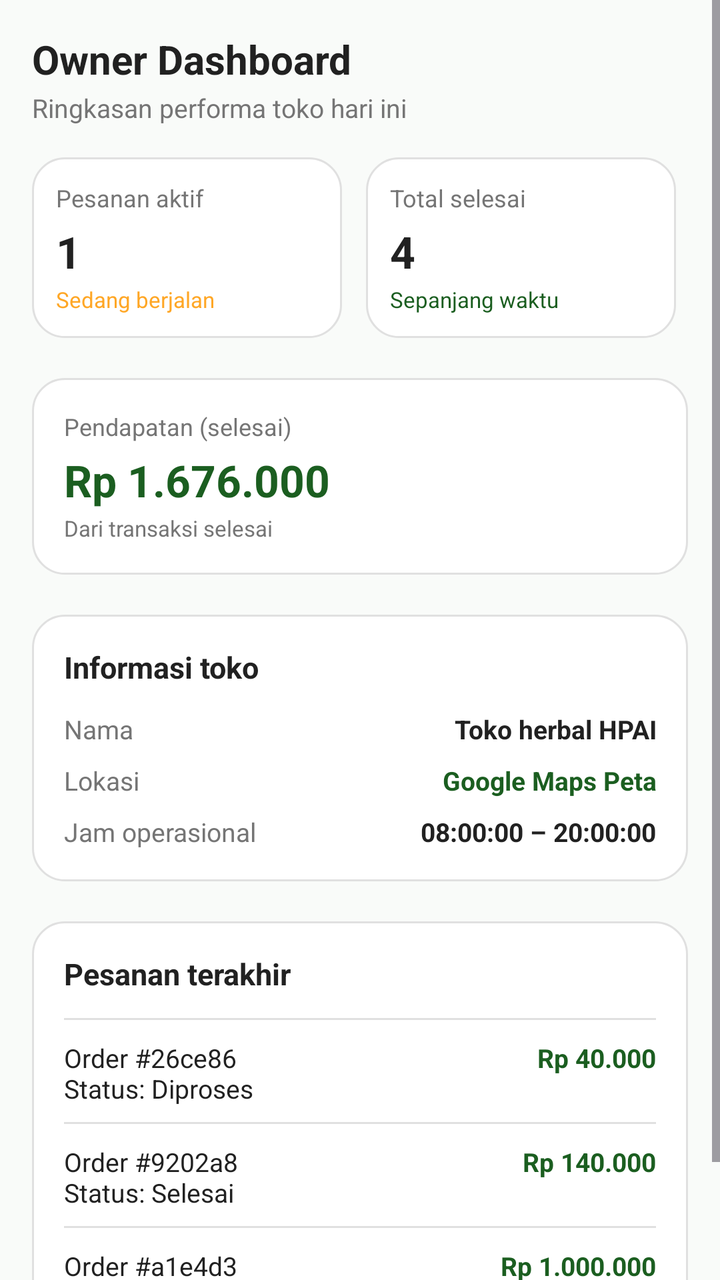
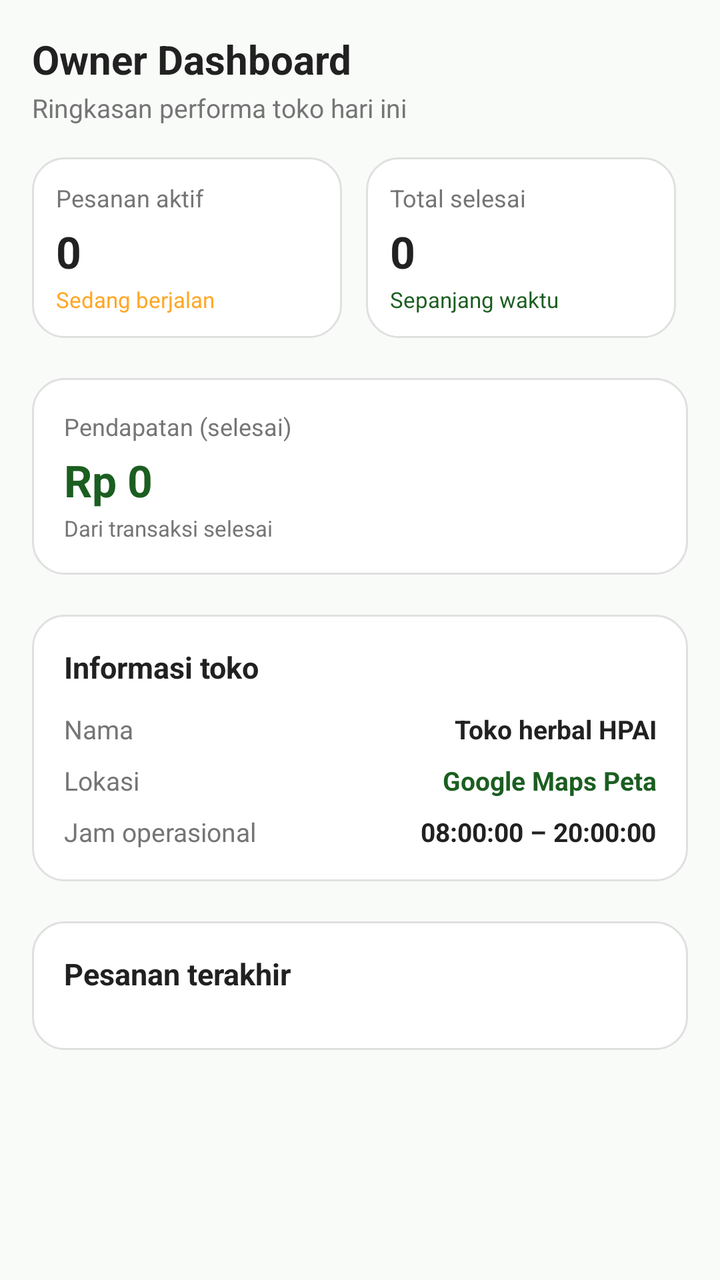

Two renders of the same Android screen: before a commit and after it. Below are the layout's source before the change and the commit's diff.
<!-- AndroidManifest.xml: application theme Theme.Pertemuan3 -->
<!-- res/layout/fragment_owner_dashboard.xml -->
<?xml version="1.0" encoding="utf-8"?>
<ScrollView xmlns:android="http://schemas.android.com/apk/res/android"
    android:layout_width="match_parent"
    android:layout_height="match_parent"
    android:fillViewport="true"
    android:background="@color/simaju_page_bg">

    <LinearLayout
        android:layout_width="match_parent"
        android:layout_height="match_parent"
        android:orientation="vertical"
        android:background="@color/simaju_page_bg"
        android:padding="16dp">

        <TextView
            android:layout_width="wrap_content"
            android:layout_height="wrap_content"
            android:text="Owner Dashboard"
            android:textSize="20sp"
            android:textStyle="bold"
            android:textColor="@color/simaju_text_primary"
            android:layout_marginBottom="2dp" />

        <TextView
            android:layout_width="wrap_content"
            android:layout_height="wrap_content"
            android:text="Ringkasan performa toko hari ini"
            android:textSize="13sp"
            android:textColor="@color/simaju_text_secondary"
            android:layout_marginBottom="16dp" />

        
        <LinearLayout
            android:layout_width="match_parent"
            android:layout_height="wrap_content"
            android:orientation="horizontal"
            android:layout_marginBottom="20dp">

            
            <LinearLayout
                android:layout_width="0dp"
                android:layout_height="wrap_content"
                android:layout_weight="1"
                android:background="@drawable/bg_tab_selected"
                android:orientation="vertical"
                android:padding="12dp"
                android:layout_marginEnd="6dp">

                <TextView
                    android:layout_width="wrap_content"
                    android:layout_height="wrap_content"
                    android:text="Pesanan aktif"
                    android:textSize="12sp"
                    android:textColor="@color/simaju_text_secondary"
                    android:layout_marginBottom="4dp" />

                <TextView
                    android:layout_width="wrap_content"
                    android:layout_height="wrap_content"
                    android:text="1"
                    android:textSize="22sp"
                    android:textStyle="bold"
                    android:textColor="@color/simaju_text_primary"
                    android:layout_marginBottom="2dp" />

                <TextView
                    android:layout_width="wrap_content"
                    android:layout_height="wrap_content"
                    android:text="Sedang berjalan"
                    android:textSize="11sp"
                    android:textColor="#FFA726" />
            </LinearLayout>

            
            <LinearLayout
                android:layout_width="0dp"
                android:layout_height="wrap_content"
                android:layout_weight="1"
                android:background="@drawable/bg_tab_selected"
                android:orientation="vertical"
                android:padding="12dp"
                android:layout_marginStart="6dp"
                android:layout_marginEnd="6dp">

                <TextView
                    android:layout_width="wrap_content"
                    android:layout_height="wrap_content"
                    android:text="Total selesai"
                    android:textSize="12sp"
                    android:textColor="@color/simaju_text_secondary"
                    android:layout_marginBottom="4dp" />

                <TextView
                    android:layout_width="wrap_content"
                    android:layout_height="wrap_content"
                    android:text="4"
                    android:textSize="22sp"
                    android:textStyle="bold"
                    android:textColor="@color/simaju_text_primary"
                    android:layout_marginBottom="2dp" />

                <TextView
                    android:layout_width="wrap_content"
                    android:layout_height="wrap_content"
                    android:text="Sepanjang waktu"
                    android:textSize="11sp"
                    android:textColor="@color/simaju_green" />
            </LinearLayout>
        </LinearLayout>

        
        <LinearLayout
            android:layout_width="match_parent"
            android:layout_height="wrap_content"
            android:background="@drawable/bg_tab_selected"
            android:orientation="vertical"
            android:padding="16dp"
            android:layout_marginBottom="20dp">

            <TextView
                android:layout_width="wrap_content"
                android:layout_height="wrap_content"
                android:text="Pendapatan (selesai)"
                android:textSize="12sp"
                android:textColor="@color/simaju_text_secondary"
                android:layout_marginBottom="4dp" />

            <TextView
                android:layout_width="wrap_content"
                android:layout_height="wrap_content"
                android:text="Rp 1.676.000"
                android:textSize="22sp"
                android:textStyle="bold"
                android:textColor="@color/simaju_green"
                android:layout_marginBottom="2dp" />

            <TextView
                android:layout_width="wrap_content"
                android:layout_height="wrap_content"
                android:text="Dari transaksi selesai"
                android:textSize="11sp"
                android:textColor="@color/simaju_text_secondary" />
        </LinearLayout>

        
        <LinearLayout
            android:layout_width="match_parent"
            android:layout_height="wrap_content"
            android:background="@drawable/bg_tab_selected"
            android:orientation="vertical"
            android:padding="16dp"
            android:layout_marginBottom="20dp">

            <TextView
                android:layout_width="wrap_content"
                android:layout_height="wrap_content"
                android:text="Informasi toko"
                android:textSize="15sp"
                android:textStyle="bold"
                android:textColor="@color/simaju_text_primary"
                android:layout_marginBottom="12dp" />

            <LinearLayout
                android:layout_width="match_parent"
                android:layout_height="wrap_content"
                android:orientation="horizontal"
                android:layout_marginBottom="8dp">

                <TextView
                    android:layout_width="100dp"
                    android:layout_height="wrap_content"
                    android:text="Nama"
                    android:textSize="13sp"
                    android:textColor="@color/simaju_text_secondary" />

                <TextView
                    android:layout_width="0dp"
                    android:layout_height="wrap_content"
                    android:layout_weight="1"
                    android:text="Toko herbal HPAI"
                    android:textSize="13sp"
                    android:textStyle="bold"
                    android:textColor="@color/simaju_text_primary"
                    android:gravity="end" />
            </LinearLayout>

            <LinearLayout
                android:layout_width="match_parent"
                android:layout_height="wrap_content"
                android:orientation="horizontal"
                android:layout_marginBottom="8dp">

                <TextView
                    android:layout_width="100dp"
                    android:layout_height="wrap_content"
                    android:text="Lokasi"
                    android:textSize="13sp"
                    android:textColor="@color/simaju_text_secondary" />

                <TextView
                    android:layout_width="0dp"
                    android:layout_height="wrap_content"
                    android:layout_weight="1"
                    android:text="Google Maps Peta"
                    android:textSize="13sp"
                    android:textStyle="bold"
                    android:textColor="@color/simaju_green"
                    android:gravity="end" />
            </LinearLayout>

            <LinearLayout
                android:layout_width="match_parent"
                android:layout_height="wrap_content"
                android:orientation="horizontal">

                <TextView
                    android:layout_width="100dp"
                    android:layout_height="wrap_content"
                    android:text="Jam operasional"
                    android:textSize="13sp"
                    android:textColor="@color/simaju_text_secondary" />

                <TextView
                    android:layout_width="0dp"
                    android:layout_height="wrap_content"
                    android:layout_weight="1"
                    android:text="08:00:00 – 20:00:00"
                    android:textSize="13sp"
                    android:textStyle="bold"
                    android:textColor="@color/simaju_text_primary"
                    android:gravity="end" />
            </LinearLayout>
        </LinearLayout>

        
        <LinearLayout
            android:layout_width="match_parent"
            android:layout_height="wrap_content"
            android:background="@drawable/bg_tab_selected"
            android:orientation="vertical"
            android:padding="16dp"
            android:layout_marginBottom="16dp">

            <TextView
                android:layout_width="wrap_content"
                android:layout_height="wrap_content"
                android:text="Pesanan terakhir"
                android:textSize="15sp"
                android:textStyle="bold"
                android:textColor="@color/simaju_text_primary"
                android:layout_marginBottom="12dp" />

            <View android:layout_width="match_parent" android:layout_height="1dp" android:background="#E0E0E0" android:layout_marginBottom="10dp"/>

            <LinearLayout android:layout_width="match_parent" android:layout_height="wrap_content" android:orientation="horizontal" android:layout_marginBottom="8dp">
                <TextView android:layout_width="0dp" android:layout_height="wrap_content" android:layout_weight="1" android:text="Order #26ce86\nStatus: Diproses" android:textSize="13sp" android:textColor="@color/simaju_text_primary"/>
                <TextView android:layout_width="wrap_content" android:layout_height="wrap_content" android:text="Rp 40.000" android:textSize="13sp" android:textStyle="bold" android:textColor="@color/simaju_green"/>
            </LinearLayout>

            <View android:layout_width="match_parent" android:layout_height="1dp" android:background="#E0E0E0" android:layout_marginBottom="10dp"/>

            <LinearLayout android:layout_width="match_parent" android:layout_height="wrap_content" android:orientation="horizontal" android:layout_marginBottom="8dp">
                <TextView android:layout_width="0dp" android:layout_height="wrap_content" android:layout_weight="1" android:text="Order #9202a8\nStatus: Selesai" android:textSize="13sp" android:textColor="@color/simaju_text_primary"/>
                <TextView android:layout_width="wrap_content" android:layout_height="wrap_content" android:text="Rp 140.000" android:textSize="13sp" android:textStyle="bold" android:textColor="@color/simaju_green"/>
            </LinearLayout>

            <View android:layout_width="match_parent" android:layout_height="1dp" android:background="#E0E0E0" android:layout_marginBottom="10dp"/>

            <LinearLayout android:layout_width="match_parent" android:layout_height="wrap_content" android:orientation="horizontal">
                <TextView android:layout_width="0dp" android:layout_height="wrap_content" android:layout_weight="1" android:text="Order #a1e4d3\nStatus: Selesai" android:textSize="13sp" android:textColor="@color/simaju_text_primary"/>
                <TextView android:layout_width="wrap_content" android:layout_height="wrap_content" android:text="Rp 1.000.000" android:textSize="13sp" android:textStyle="bold" android:textColor="@color/simaju_green"/>
            </LinearLayout>
        </LinearLayout>

    </LinearLayout>
</ScrollView>
<!-- resources referenced by this layout -->
<resources>
  <color name="simaju_green">#1B5E20</color>
  <color name="simaju_page_bg">#F9FBF9</color>
  <color name="simaju_text_primary">#212121</color>
  <color name="simaju_text_secondary">#757575</color>
  <!-- drawable bg_tab_selected (drawable) -->
  <?xml version="1.0" encoding="utf-8"?>
  <shape xmlns:android="http://schemas.android.com/apk/res/android"
      android:shape="rectangle">
      <solid android:color="@color/simaju_card_bg" />
      <corners android:radius="16dp" />
      <stroke
          android:width="1dp"
          android:color="@color/simaju_input_stroke" />
  </shape>
  <style name="Theme.Pertemuan3" parent="Base.Theme.Pertemuan3" />
  <color name="simaju_card_bg">#FFFFFFFF</color>
  <color name="simaju_input_stroke">#E0E0E0</color>
  <style name="Base.Theme.Pertemuan3" parent="Theme.Material3.DayNight.NoActionBar">
          <item name="colorPrimary">@color/simaju_green</item>
          <item name="colorSecondary">@color/simaju_green</item>
          <item name="android:colorBackground">@color/simaju_page_bg</item>
          <item name="android:windowBackground">@color/simaju_page_bg</item>
          <item name="colorSurface">@color/simaju_card_bg</item>
      </style>
</resources>

<!-- the commit's change to res/layout/fragment_owner_dashboard.xml (unified diff, before → after) -->
@@ -55,9 +55,10 @@
                     android:layout_marginBottom="4dp" />
 
                 <TextView
-                    android:layout_width="wrap_content"
-                    android:layout_height="wrap_content"
-                    android:text="1"
+                    android:id="@+id/tvActiveOrdersCount"
+                    android:layout_width="wrap_content"
+                    android:layout_height="wrap_content"
+                    android:text="0"
                     android:textSize="22sp"
                     android:textStyle="bold"
                     android:textColor="@color/simaju_text_primary"
@@ -91,9 +92,10 @@
                     android:layout_marginBottom="4dp" />
 
                 <TextView
-                    android:layout_width="wrap_content"
-                    android:layout_height="wrap_content"
-                    android:text="4"
+                    android:id="@+id/tvCompletedOrdersCount"
+                    android:layout_width="wrap_content"
+                    android:layout_height="wrap_content"
+                    android:text="0"
                     android:textSize="22sp"
                     android:textStyle="bold"
                     android:textColor="@color/simaju_text_primary"
@@ -126,9 +128,10 @@
                 android:layout_marginBottom="4dp" />
 
             <TextView
-                android:layout_width="wrap_content"
-                android:layout_height="wrap_content"
-                android:text="Rp 1.676.000"
+                android:id="@+id/tvTotalRevenue"
+                android:layout_width="wrap_content"
+                android:layout_height="wrap_content"
+                android:text="Rp 0"
                 android:textSize="22sp"
                 android:textStyle="bold"
                 android:textColor="@color/simaju_green"
@@ -250,26 +253,11 @@
                 android:textColor="@color/simaju_text_primary"
                 android:layout_marginBottom="12dp" />
 
-            <View android:layout_width="match_parent" android:layout_height="1dp" android:background="#E0E0E0" android:layout_marginBottom="10dp"/>
-
-            <LinearLayout android:layout_width="match_parent" android:layout_height="wrap_content" android:orientation="horizontal" android:layout_marginBottom="8dp">
-                <TextView android:layout_width="0dp" android:layout_height="wrap_content" android:layout_weight="1" android:text="Order #26ce86\nStatus: Diproses" android:textSize="13sp" android:textColor="@color/simaju_text_primary"/>
-                <TextView android:layout_width="wrap_content" android:layout_height="wrap_content" android:text="Rp 40.000" android:textSize="13sp" android:textStyle="bold" android:textColor="@color/simaju_green"/>
-            </LinearLayout>
-
-            <View android:layout_width="match_parent" android:layout_height="1dp" android:background="#E0E0E0" android:layout_marginBottom="10dp"/>
-
-            <LinearLayout android:layout_width="match_parent" android:layout_height="wrap_content" android:orientation="horizontal" android:layout_marginBottom="8dp">
-                <TextView android:layout_width="0dp" android:layout_height="wrap_content" android:layout_weight="1" android:text="Order #9202a8\nStatus: Selesai" android:textSize="13sp" android:textColor="@color/simaju_text_primary"/>
-                <TextView android:layout_width="wrap_content" android:layout_height="wrap_content" android:text="Rp 140.000" android:textSize="13sp" android:textStyle="bold" android:textColor="@color/simaju_green"/>
-            </LinearLayout>
-
-            <View android:layout_width="match_parent" android:layout_height="1dp" android:background="#E0E0E0" android:layout_marginBottom="10dp"/>
-
-            <LinearLayout android:layout_width="match_parent" android:layout_height="wrap_content" android:orientation="horizontal">
-                <TextView android:layout_width="0dp" android:layout_height="wrap_content" android:layout_weight="1" android:text="Order #a1e4d3\nStatus: Selesai" android:textSize="13sp" android:textColor="@color/simaju_text_primary"/>
-                <TextView android:layout_width="wrap_content" android:layout_height="wrap_content" android:text="Rp 1.000.000" android:textSize="13sp" android:textStyle="bold" android:textColor="@color/simaju_green"/>
-            </LinearLayout>
+            <LinearLayout
+                android:id="@+id/containerRecentOrders"
+                android:layout_width="match_parent"
+                android:layout_height="wrap_content"
+                android:orientation="vertical" />
         </LinearLayout>
 
     </LinearLayout>
